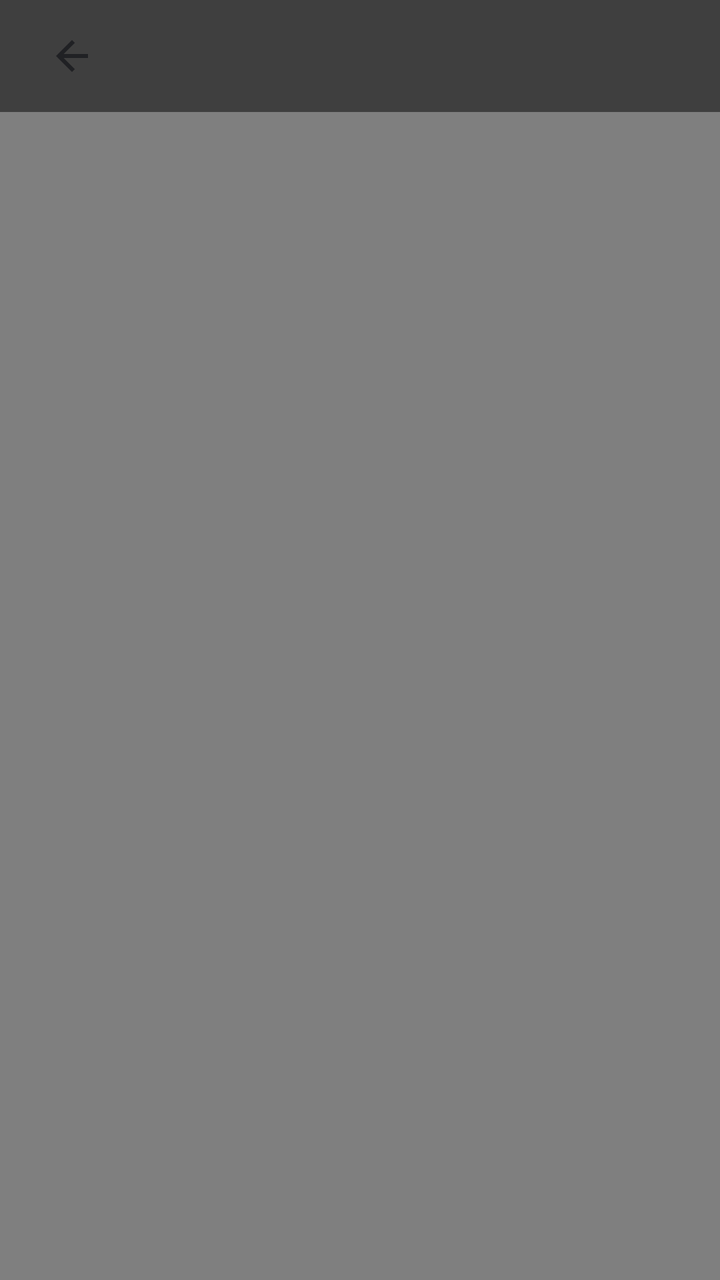
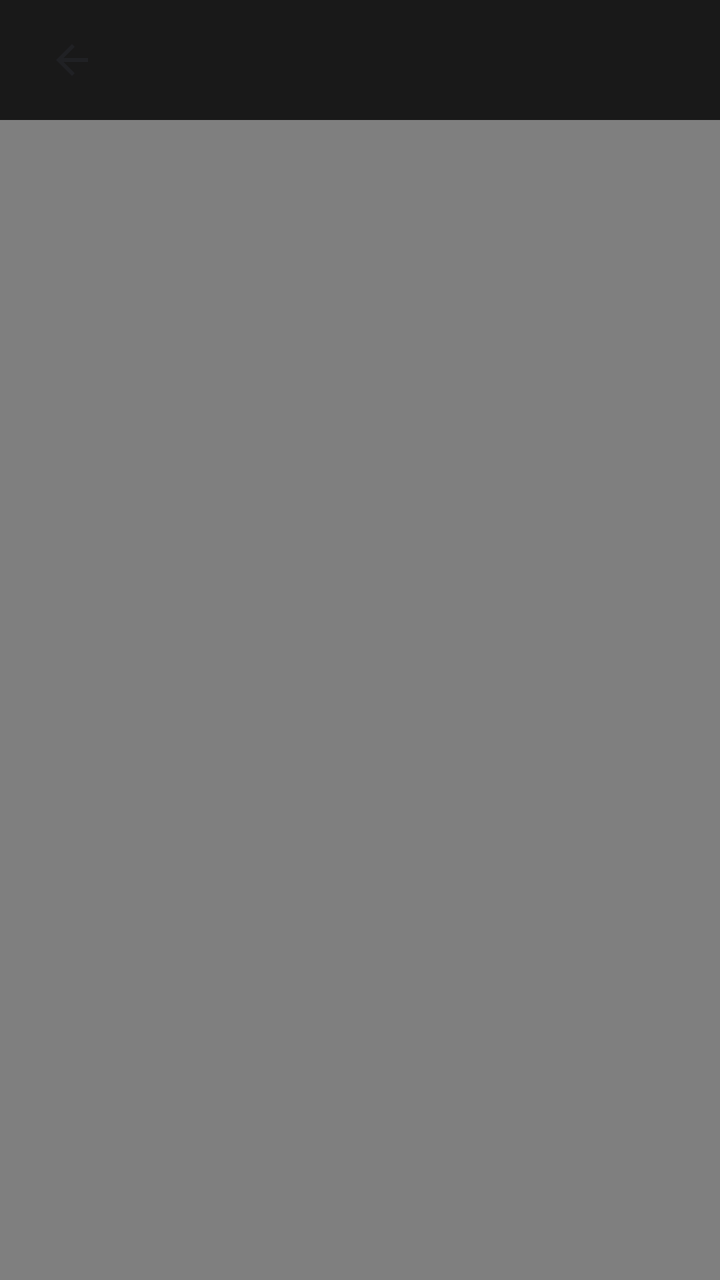

Compare the two renders of this Android layout. The source of the first and the diff that turns it into the second are given below.
<!-- AndroidManifest.xml: application theme android:Theme.Material.Light.NoActionBar -->
<!-- res/layout/activity_video_viewer.xml -->
<?xml version="1.0" encoding="utf-8"?>
<RelativeLayout xmlns:android="http://schemas.android.com/apk/res/android"
    android:layout_width="match_parent"
    android:layout_height="match_parent"
    android:background="#000000">

    <VideoView
        android:id="@+id/video_view"
        android:layout_width="match_parent"
        android:layout_height="match_parent"
        android:layout_centerInParent="true" />

    
    <LinearLayout
        android:layout_width="match_parent"
        android:layout_height="56dp"
        android:layout_alignParentTop="true"
        android:background="#80000000"
        android:gravity="center_vertical"
        android:orientation="horizontal"
        android:paddingStart="16dp"
        android:paddingEnd="16dp">

        <ImageButton
            android:id="@+id/btn_close_video"
            android:layout_width="40dp"
            android:layout_height="40dp"
            android:background="?android:attr/selectableItemBackgroundBorderless"
            android:src="@drawable/ic_back" />

        <TextView
            android:id="@+id/tv_video_title"
            android:layout_width="wrap_content"
            android:layout_height="wrap_content"
            android:ellipsize="end"
            android:paddingStart="12dp"
            android:singleLine="true"
            android:textColor="#FFFFFF"
            android:textSize="16sp" />
    </LinearLayout>

</RelativeLayout>
<!-- resources referenced by this layout -->
<resources>
  <!-- drawable ic_back (drawable) -->
  <vector xmlns:android="http://schemas.android.com/apk/res/android"
      android:width="24dp"
      android:height="24dp"
      android:viewportWidth="24"
      android:viewportHeight="24">
      <path
          android:fillColor="#202124"
          android:pathData="M20,11H7.83L13.42,5.41L12,4L4,12L12,20L13.41,18.59L7.83,13H20V11Z" />
  </vector>
</resources>

<!-- the commit's change to res/layout/activity_video_viewer.xml (unified diff, before → after) -->
@@ -2,7 +2,7 @@
 <RelativeLayout xmlns:android="http://schemas.android.com/apk/res/android"
     android:layout_width="match_parent"
     android:layout_height="match_parent"
-    android:background="#000000">
+    android:background="@color/black">
 
     <VideoView
         android:id="@+id/video_view"
@@ -12,10 +12,11 @@
 
     
     <LinearLayout
+        android:id="@+id/top_bar_video"
         android:layout_width="match_parent"
-        android:layout_height="56dp"
+        android:layout_height="60dp"
         android:layout_alignParentTop="true"
-        android:background="#80000000"
+        android:background="#CC000000"
         android:gravity="center_vertical"
         android:orientation="horizontal"
         android:paddingStart="16dp"
@@ -35,7 +36,7 @@
             android:ellipsize="end"
             android:paddingStart="12dp"
             android:singleLine="true"
-            android:textColor="#FFFFFF"
+            android:textColor="@color/white"
             android:textSize="16sp" />
     </LinearLayout>
 
<!-- resource entries referenced after the edit -->
@@ -1,5 +1,7 @@
 <!-- resources referenced by this layout -->
 <resources>
+  <color name="black">#000000</color>
+  <color name="white">#FFFFFF</color>
   <!-- drawable ic_back (drawable) -->
   <vector xmlns:android="http://schemas.android.com/apk/res/android"
       android:width="24dp"
